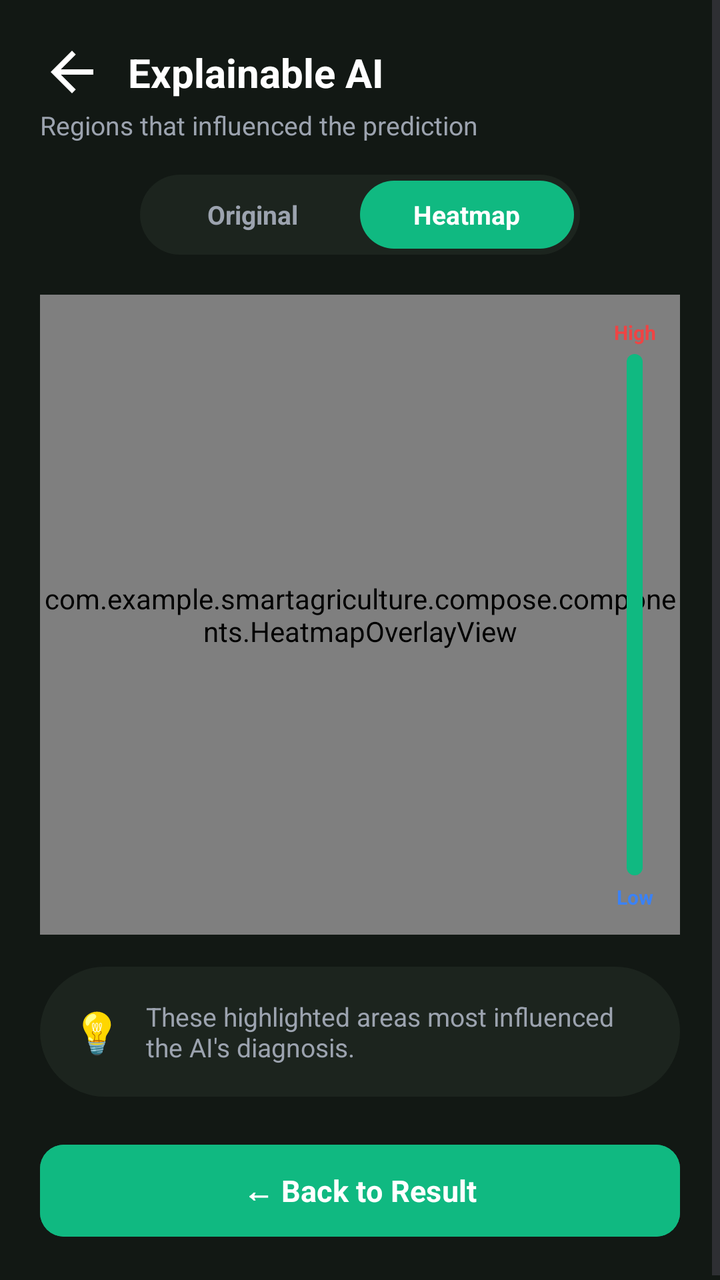
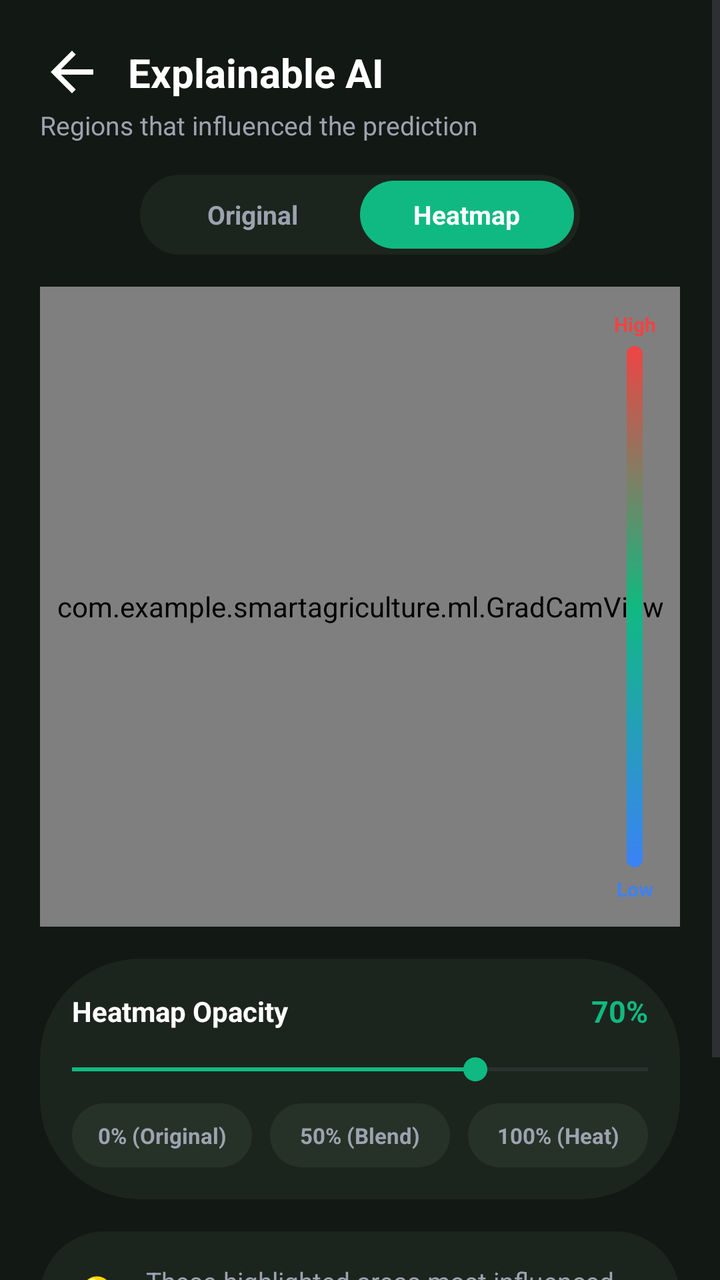

The first picture is an Android layout as it rendered before a commit; the second is the same layout after the commit. The layout source and the unified diff follow.
<!-- AndroidManifest.xml: application theme Theme.SmartAgriculture -->
<!-- res/layout/fragment_scan_heatmap.xml -->
<?xml version="1.0" encoding="utf-8"?>
<ScrollView xmlns:android="http://schemas.android.com/apk/res/android"
    xmlns:app="http://schemas.android.com/apk/res-auto"
    android:layout_width="match_parent"
    android:layout_height="match_parent"
    android:background="#121814"
    android:fillViewport="true">

    <androidx.constraintlayout.widget.ConstraintLayout
        android:layout_width="match_parent"
        android:layout_height="wrap_content"
        android:padding="20dp">

        
        <ImageView
            android:id="@+id/btnBack"
            android:layout_width="32dp"
            android:layout_height="32dp"
            android:src="@drawable/ic_arrow_back"
            app:layout_constraintStart_toStartOf="parent"
            app:layout_constraintTop_toTopOf="parent"
            app:tint="#FFFFFF" />

        <TextView
            android:id="@+id/tvTitle"
            android:layout_width="wrap_content"
            android:layout_height="wrap_content"
            android:layout_marginStart="12dp"
            android:text="Explainable AI"
            android:textColor="#FFFFFF"
            android:textSize="20sp"
            android:textStyle="bold"
            app:layout_constraintBottom_toBottomOf="@id/btnBack"
            app:layout_constraintStart_toEndOf="@id/btnBack"
            app:layout_constraintTop_toTopOf="@id/btnBack" />

        <TextView
            android:id="@+id/tvSubtitle"
            android:layout_width="wrap_content"
            android:layout_height="wrap_content"
            android:layout_marginTop="4dp"
            android:text="Regions that influenced the prediction"
            android:textColor="#9CA3AF"
            android:textSize="13sp"
            app:layout_constraintStart_toStartOf="parent"
            app:layout_constraintTop_toBottomOf="@id/tvTitle" />

        
        <LinearLayout
            android:id="@+id/toggleGroup"
            android:layout_width="220dp"
            android:layout_height="40dp"
            android:layout_marginTop="16dp"
            android:background="@drawable/rounded_button"
            android:backgroundTint="#1C241E"
            android:orientation="horizontal"
            android:padding="3dp"
            app:layout_constraintEnd_toEndOf="parent"
            app:layout_constraintStart_toStartOf="parent"
            app:layout_constraintTop_toBottomOf="@id/tvSubtitle">

            <TextView
                android:id="@+id/btnToggleOriginal"
                android:layout_width="0dp"
                android:layout_height="match_parent"
                android:layout_weight="1"
                android:gravity="center"
                android:text="Original"
                android:textColor="#9CA3AF"
                android:textSize="13sp"
                android:textStyle="bold" />

            <TextView
                android:id="@+id/btnToggleHeatmap"
                android:layout_width="0dp"
                android:layout_height="match_parent"
                android:layout_weight="1"
                android:background="@drawable/rounded_button"
                android:backgroundTint="#10B981"
                android:gravity="center"
                android:text="Heatmap"
                android:textColor="#FFFFFF"
                android:textSize="13sp"
                android:textStyle="bold" />
        </LinearLayout>

        
        <FrameLayout
            android:id="@+id/heatmapContainer"
            android:layout_width="0dp"
            android:layout_height="320dp"
            android:layout_marginTop="20dp"
            android:background="@drawable/rounded_button"
            android:backgroundTint="#1C241E"
            app:layout_constraintEnd_toEndOf="parent"
            app:layout_constraintStart_toStartOf="parent"
            app:layout_constraintTop_toBottomOf="@id/toggleGroup">

            
            <ImageView
                android:id="@+id/ivOriginalLeaf"
                android:layout_width="match_parent"
                android:layout_height="match_parent"
                android:scaleType="centerCrop"
                android:src="@drawable/bg_1" />

            
            <com.example.smartagriculture.compose.components.HeatmapOverlayView
                android:id="@+id/heatmapOverlay"
                android:layout_width="match_parent"
                android:layout_height="match_parent" />

            
            <LinearLayout
                android:layout_width="wrap_content"
                android:layout_height="match_parent"
                android:layout_gravity="end"
                android:layout_margin="12dp"
                android:gravity="center_horizontal"
                android:orientation="vertical">

                <TextView
                    android:layout_width="wrap_content"
                    android:layout_height="wrap_content"
                    android:text="High"
                    android:textColor="#EF4444"
                    android:textSize="10sp"
                    android:textStyle="bold" />

                <View
                    android:layout_width="8dp"
                    android:layout_height="0dp"
                    android:layout_marginVertical="4dp"
                    android:layout_weight="1"
                    android:background="@drawable/rounded_button"
                    android:backgroundTint="#10B981" />

                <TextView
                    android:layout_width="wrap_content"
                    android:layout_height="wrap_content"
                    android:text="Low"
                    android:textColor="#3B82F6"
                    android:textSize="10sp"
                    android:textStyle="bold" />
            </LinearLayout>

        </FrameLayout>

        
        <LinearLayout
            android:id="@+id/cardHeatmapNote"
            android:layout_width="0dp"
            android:layout_height="wrap_content"
            android:layout_marginTop="16dp"
            android:background="@drawable/rounded_button"
            android:backgroundTint="#1C241E"
            android:gravity="center_vertical"
            android:orientation="horizontal"
            android:padding="16dp"
            app:layout_constraintEnd_toEndOf="parent"
            app:layout_constraintStart_toStartOf="parent"
            app:layout_constraintTop_toBottomOf="@id/heatmapContainer">

            <TextView
                android:layout_width="wrap_content"
                android:layout_height="wrap_content"
                android:text="💡"
                android:textSize="20sp" />

            <TextView
                android:id="@+id/tvHeatmapNoteText"
                android:layout_width="0dp"
                android:layout_height="wrap_content"
                android:layout_marginStart="12dp"
                android:layout_weight="1"
                android:text="These highlighted areas most influenced the AI's diagnosis."
                android:textColor="#9CA3AF"
                android:textSize="13sp" />
        </LinearLayout>

        
        <Button
            android:id="@+id/btnBackToResult"
            android:layout_width="0dp"
            android:layout_height="54dp"
            android:layout_marginTop="20dp"
            android:backgroundTint="#10B981"
            android:text="← Back to Result"
            android:textColor="#FFFFFF"
            android:textSize="15sp"
            android:textStyle="bold"
            app:cornerRadius="12dp"
            app:layout_constraintEnd_toEndOf="parent"
            app:layout_constraintStart_toStartOf="parent"
            app:layout_constraintTop_toBottomOf="@id/cardHeatmapNote" />

    </androidx.constraintlayout.widget.ConstraintLayout>
</ScrollView>
<!-- resources referenced by this layout -->
<resources>
  <!-- drawable bg_1: jpeg bitmap (drawable, 298272 bytes) -->
  <!-- drawable ic_arrow_back (drawable) -->
  <vector xmlns:android="http://schemas.android.com/apk/res/android"
      android:width="24dp"
      android:height="24dp"
      android:viewportWidth="24"
      android:viewportHeight="24">
      <path
          android:fillColor="#FFFFFF"
          android:pathData="M20,11H7.83l5.59,-5.59L12,4l-8,8 8,8 1.41,-1.41L7.83,13H20v-2z" />
  </vector>
  <!-- drawable rounded_button (drawable) -->
  <?xml version="1.0" encoding="utf-8"?>
  <shape xmlns:android="http://schemas.android.com/apk/res/android"
      android:shape="rectangle">
      <solid android:color="#FFFFFF"/>
      <corners android:radius="50dp"/>
  </shape>
  <style name="Theme.SmartAgriculture" parent="Base.Theme.SmartAgriculture" />
  <style name="Base.Theme.SmartAgriculture" parent="Theme.Material3.DayNight.NoActionBar">
          
          <item name="colorPrimary">@color/colorPrimary</item>
          <item name="colorPrimaryVariant">@color/colorPrimaryVariant</item>
          <item name="colorOnPrimary">@color/colorOnPrimary</item>
          
          
          <item name="colorSecondary">@color/colorSecondary</item>
          <item name="colorSecondaryVariant">@color/colorSecondaryVariant</item>
          <item name="colorOnSecondary">@color/colorOnSecondary</item>
          
          
          <item name="android:colorBackground">#121814</item>
          <item name="colorSurface">#1C241E</item>
          <item name="colorSurfaceVariant">#242E27</item>
          <item name="colorOnSurface">#FFFFFF</item>
          <item name="colorOnSurfaceVariant">#9CA3AF</item>
  
          
          <item name="android:windowFullscreen">true</item>
  
          
          <item name="fontFamily">sans-serif</item>
      </style>
  <color name="colorPrimary">#2E7D32</color>
  <color name="colorPrimaryVariant">#1B5E20</color>
  <color name="colorOnPrimary">#FFFFFF</color>
  <color name="colorSecondary">#81C784</color>
  <color name="colorSecondaryVariant">#66BB6A</color>
  <color name="colorOnSecondary">#000000</color>
</resources>

<!-- the commit's change to res/layout/fragment_scan_heatmap.xml (unified diff, before → after) -->
@@ -89,7 +89,7 @@
             android:id="@+id/heatmapContainer"
             android:layout_width="0dp"
             android:layout_height="320dp"
-            android:layout_marginTop="20dp"
+            android:layout_marginTop="16dp"
             android:background="@drawable/rounded_button"
             android:backgroundTint="#1C241E"
             app:layout_constraintEnd_toEndOf="parent"
@@ -105,8 +105,8 @@
                 android:src="@drawable/bg_1" />
 
             
-            <com.example.smartagriculture.compose.components.HeatmapOverlayView
-                android:id="@+id/heatmapOverlay"
+            <com.example.smartagriculture.ml.GradCamView
+                android:id="@+id/gradCamView"
                 android:layout_width="match_parent"
                 android:layout_height="match_parent" />
 
@@ -128,12 +128,12 @@
                     android:textStyle="bold" />
 
                 <View
+                    android:id="@+id/viewLegendBar"
                     android:layout_width="8dp"
                     android:layout_height="0dp"
                     android:layout_marginVertical="4dp"
                     android:layout_weight="1"
-                    android:background="@drawable/rounded_button"
-                    android:backgroundTint="#10B981" />
+                    android:background="@drawable/jet_legend_gradient" />
 
                 <TextView
                     android:layout_width="wrap_content"
@@ -145,6 +145,112 @@
             </LinearLayout>
 
         </FrameLayout>
+
+        
+        <LinearLayout
+            android:id="@+id/cardOpacitySlider"
+            android:layout_width="0dp"
+            android:layout_height="wrap_content"
+            android:layout_marginTop="16dp"
+            android:background="@drawable/rounded_button"
+            android:backgroundTint="#1C241E"
+            android:orientation="vertical"
+            android:padding="16dp"
+            app:layout_constraintEnd_toEndOf="parent"
+            app:layout_constraintStart_toStartOf="parent"
+            app:layout_constraintTop_toBottomOf="@id/heatmapContainer">
+
+            
+            <LinearLayout
+                android:layout_width="match_parent"
+                android:layout_height="wrap_content"
+                android:gravity="center_vertical"
+                android:orientation="horizontal">
+
+                <TextView
+                    android:layout_width="0dp"
+                    android:layout_height="wrap_content"
+                    android:layout_weight="1"
+                    android:text="Heatmap Opacity"
+                    android:textColor="#FFFFFF"
+                    android:textSize="14sp"
+                    android:textStyle="bold" />
+
+                <TextView
+                    android:id="@+id/tvOpacityValue"
+                    android:layout_width="wrap_content"
+                    android:layout_height="wrap_content"
+                    android:text="70%"
+                    android:textColor="#10B981"
+                    android:textSize="15sp"
+                    android:textStyle="bold" />
+            </LinearLayout>
+
+            
+            <SeekBar
+                android:id="@+id/sliderOpacity"
+                android:layout_width="match_parent"
+                android:layout_height="wrap_content"
+                android:layout_marginTop="10dp"
+                android:max="100"
+                android:paddingHorizontal="0dp"
+                android:progress="70"
+                android:progressBackgroundTint="#4B5563"
+                android:progressTint="#10B981"
+                android:thumbTint="#10B981" />
+
+            
+            <LinearLayout
+                android:layout_width="match_parent"
+                android:layout_height="wrap_content"
+                android:layout_marginTop="8dp"
+                android:gravity="center_vertical"
+                android:orientation="horizontal">
+
+                <TextView
+                    android:id="@+id/btnPreset0"
+                    android:layout_width="0dp"
+                    android:layout_height="32dp"
+                    android:layout_marginEnd="6dp"
+                    android:layout_weight="1"
+                    android:background="@drawable/rounded_button"
+                    android:backgroundTint="#263228"
+                    android:gravity="center"
+                    android:text="0% (Original)"
+                    android:textColor="#9CA3AF"
+                    android:textSize="11sp"
+                    android:textStyle="bold" />
+
+                <TextView
+                    android:id="@+id/btnPreset50"
+                    android:layout_width="0dp"
+                    android:layout_height="32dp"
+                    android:layout_marginHorizontal="3dp"
+                    android:layout_weight="1"
+                    android:background="@drawable/rounded_button"
+                    android:backgroundTint="#263228"
+                    android:gravity="center"
+                    android:text="50% (Blend)"
+                    android:textColor="#9CA3AF"
+                    android:textSize="11sp"
+                    android:textStyle="bold" />
+
+                <TextView
+                    android:id="@+id/btnPreset100"
+                    android:layout_width="0dp"
+                    android:layout_height="32dp"
+                    android:layout_marginStart="6dp"
+                    android:layout_weight="1"
+                    android:background="@drawable/rounded_button"
+                    android:backgroundTint="#263228"
+                    android:gravity="center"
+                    android:text="100% (Heat)"
+                    android:textColor="#9CA3AF"
+                    android:textSize="11sp"
+                    android:textStyle="bold" />
+            </LinearLayout>
+
+        </LinearLayout>
 
         
         <LinearLayout
@@ -159,7 +265,7 @@
             android:padding="16dp"
             app:layout_constraintEnd_toEndOf="parent"
             app:layout_constraintStart_toStartOf="parent"
-            app:layout_constraintTop_toBottomOf="@id/heatmapContainer">
+            app:layout_constraintTop_toBottomOf="@id/cardOpacitySlider">
 
             <TextView
                 android:layout_width="wrap_content"
<!-- resource entries referenced after the edit -->
@@ -11,6 +11,18 @@
           android:fillColor="#FFFFFF"
           android:pathData="M20,11H7.83l5.59,-5.59L12,4l-8,8 8,8 1.41,-1.41L7.83,13H20v-2z" />
   </vector>
+  <!-- drawable jet_legend_gradient (drawable) -->
+  <?xml version="1.0" encoding="utf-8"?>
+  <shape xmlns:android="http://schemas.android.com/apk/res/android"
+      android:shape="rectangle">
+      <corners android:radius="4dp" />
+      <gradient
+          android:angle="270"
+          android:startColor="#EF4444"
+          android:centerColor="#10B981"
+          android:endColor="#3B82F6"
+          android:type="linear" />
+  </shape>
   <!-- drawable rounded_button (drawable) -->
   <?xml version="1.0" encoding="utf-8"?>
   <shape xmlns:android="http://schemas.android.com/apk/res/android"
